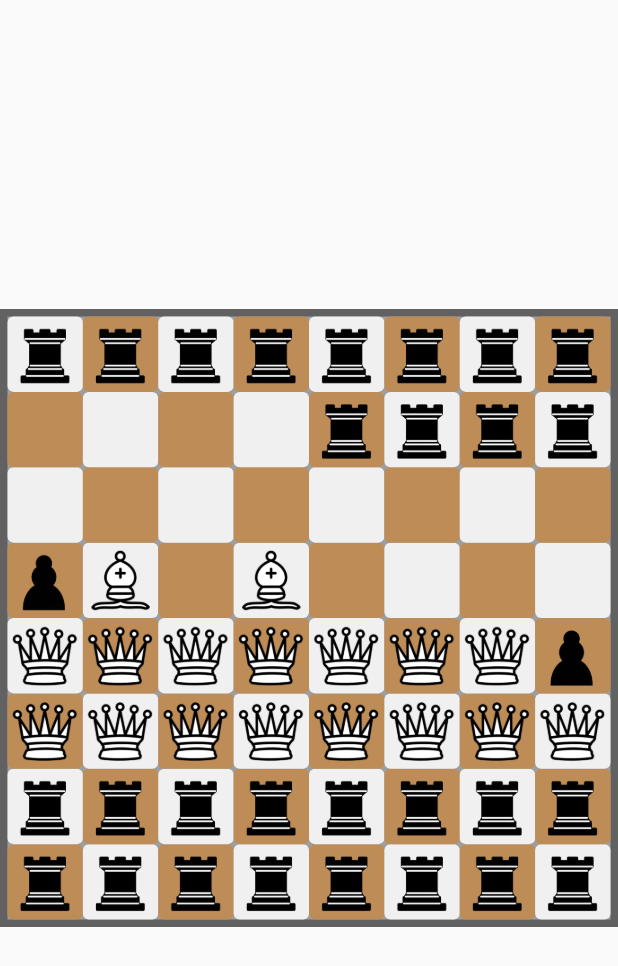
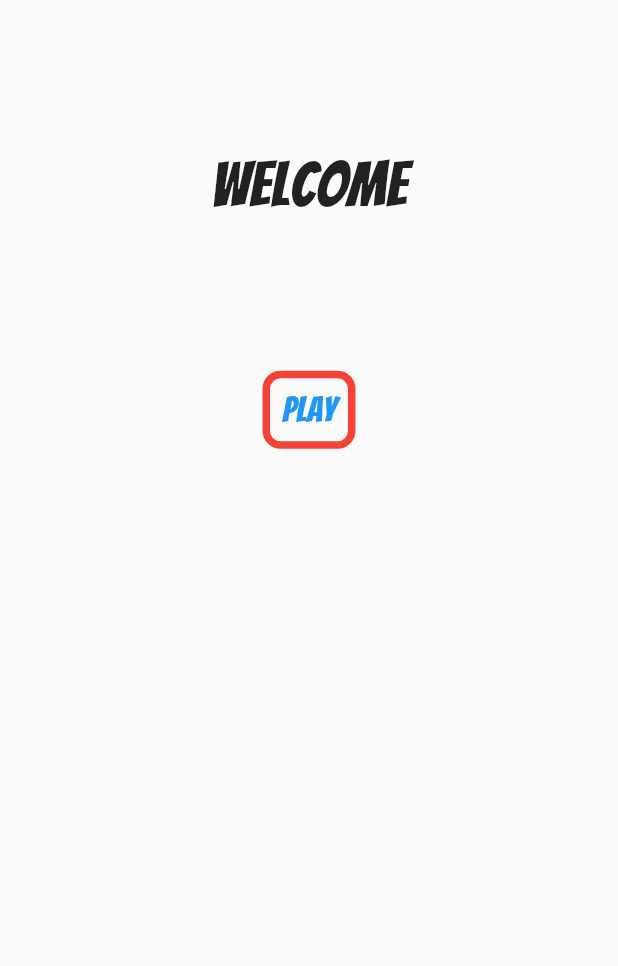
Before and after one commit to Hippopop/Flutter-chess-game, a Flutter app: the screen it shows after launch, on a phone screen of 412 x 824 dp. Shown: the top 966 px of the screen. Run offline on Flutter 3.47's test engine with Material 2 defaults, Android fonts, the phone set to English and light mode, and no system bars; our stand-ins replace bloc, equatable, flutter_bloc, go_router.

```diff
--- a/chess_game/lib/src/app.dart
+++ b/chess_game/lib/src/app.dart
@@ -15,7 +15,6 @@ class MyApp extends StatelessWidget {
       title: 'Flutter Chess',
       debugShowCheckedModeBanner: false,
       theme: LightTheme.lightTheme,
-      // home: const HomeScreen(),
     );
   }
 }
--- a/chess_game/lib/src/global/constants/identity.dart
+++ b/chess_game/lib/src/global/constants/identity.dart
@@ -1,4 +1,5 @@
 enum Identity {
+  pieceStruct,
   black,
   white,
 }
--- a/chess_game/lib/src/models/square_models.dart
+++ b/chess_game/lib/src/models/square_models.dart
@@ -1,4 +1,5 @@
 import 'package:chess_game/src/global/constants/constants.dart';
+import 'package:chess_game/src/models/piece_models.dart';
 import 'package:chess_game/src/models/piece_models.dart';
 
 class SquareCoordinate {
@@ -6,17 +7,17 @@ class SquareCoordinate {
   final int row;
 
   SquareCoordinate({required this.column, required this.row});
-  factory SquareCoordinate.fromPosition(String x, int y) {
+  factory SquareCoordinate.fromPosition({required SquarePosition position}) {
     return SquareCoordinate(
-      row: y,
-      column: charToNum[x] ?? -1,
+      row: position.row,
+      column: charToNum[position.column] ?? -1,
     );
   }
 
   SquarePosition getPostion() => SquarePosition.fromCoordinate(this);
 
-  Identity getIdentity() =>
-      (column + row).isOdd ? Identity.white : Identity.black;
+  Identity getSquareIdentity() =>
+      (column + row).isOdd ? Identity.black : Identity.white;
 
   @override
   bool operator ==(Object other) {
@@ -41,7 +42,7 @@ class SquarePosition {
 
   factory SquarePosition.fromCoordinate(SquareCoordinate coordinate) {
     return SquarePosition(
-        row: (coordinate.row + 1),
+        row: 8 - (coordinate.row),
         column: numToChar[coordinate.column] ?? "error");
   }
 
@@ -66,17 +67,16 @@ class Square {
   PieceStructure? _piece;
   SquareState _squareState = SquareState.none;
 
-  Square._(this._squareCoordinate,  this._piece);
+  Square._(this._squareCoordinate, this._piece);
 
   factory Square.fromWidget(
       {required int row, required int column, PieceStructure? piece}) {
-    return Square._(SquareCoordinate(column: column, row: row),
-        /* (piece == null) ? SquareState.empty : SquareState.regular, */ piece);
+    return Square._(SquareCoordinate(column: column, row: row), piece);
   }
 
   SquareState get getCurrentState => _squareState;
 
-  Identity getIdentity() => _squareCoordinate.getIdentity();
+  Identity getIdentity() => _squareCoordinate.getSquareIdentity();
 
   PieceStructure? get piece => _piece;
 
@@ -85,15 +85,15 @@ class Square {
   int boxNumber() =>
       _squareCoordinate.column +
       _squareCoordinate.row +
-      (_squareCoordinate.row * 7);
+      (_squareCoordinate.row * 7) +
+      1;
 
   setState(SquareState state) {
     _squareState = state;
   }
 
-  setPiece(PieceStructure? piece) {
-    _piece = piece;
-  }
+  setPiece(PieceStructure piece) => _piece = piece;
+  removePiece() => _piece = null;
 
   bool containsPiece() => _piece != null;
 }
--- a/chess_game/lib/src/services/systems/routes/router.dart
+++ b/chess_game/lib/src/services/systems/routes/router.dart
@@ -1,16 +1,25 @@
 import 'package:chess_game/src/views/entry_home.dart';
+import 'package:chess_game/src/views/game_screen.dart';
 import 'package:flutter/material.dart';
 import 'package:go_router/go_router.dart';
 
 GoRouter myRouter = GoRouter(
-    initialLocation: '/board',
+    initialLocation: '/',
   routes: [
+    GoRoute(
+      path: '/',
+      name: 'home',
+      pageBuilder: (context, state) => MaterialPage(
+        key: state.pageKey,
+        child: const HomeScreen(),
+      ),
+    ),
     GoRoute(
       path: '/board',
       name: 'boardScreen',
       pageBuilder: (context, state) => MaterialPage(
         key: state.pageKey,
-        child: const HomeScreen(),
+        child: const GameScreen(),
       ),
     )
   ],
--- a/chess_game/lib/src/views/entry_home.dart
+++ b/chess_game/lib/src/views/entry_home.dart
@@ -1,9 +1,8 @@
-import 'package:chess_game/src/views/widgets/board_frame.dart';
+import 'package:chess_game/src/views/home_screen.dart';
 import 'package:flutter/material.dart';
 
 class HomeScreen extends StatefulWidget {
   const HomeScreen({Key? key}) : super(key: key);
-
   @override
   State<HomeScreen> createState() => _HomeScreenState();
 }
@@ -13,7 +12,7 @@ class _HomeScreenState extends State<HomeScreen> {
   Widget build(BuildContext context) {
     return const Scaffold(
       body: Center(
-        child: BoardFrame(),
+        child: Home(),
       ),
     );
   }
--- /dev/null
+++ b/chess_game/lib/src/views/home_screen.dart
@@ -0,0 +1,60 @@
+import 'package:flutter/material.dart';
+import 'package:go_router/go_router.dart';
+
+class Home extends StatefulWidget {
+  const Home({super.key});
+
+  @override
+  State<Home> createState() => _HomeState();
+}
+
+class _HomeState extends State<Home> {
+  @override
+  Widget build(BuildContext context) {
+    return SafeArea(
+      child: Column(
+        children: [
+          const Expanded(
+            flex: 3,
+            child: Center(
+              child: Text(
+                "Welcome",
+                style: TextStyle(fontSize: 42),
+              ),
+            ),
+          ),
+          Expanded(
+            flex: 7,
+            child: Center(
+              child: Column(
+                children: [
+                  InkWell(
+                    onTap: () {
+                      context.go("/board");
+                    },
+                    borderRadius: BorderRadius.circular(12),
+                    splashColor: Colors.red.shade100,
+                    child: Container(
+                      padding: const EdgeInsets.all(8.0),
+                      decoration: BoxDecoration(
+                        borderRadius: BorderRadius.circular(12),
+                        border: Border.all(color: Colors.red, width: 5),
+                      ),
+                      child: const Text(
+                        "Play",
+                        style: TextStyle(
+                          color: Colors.blue,
+                          fontSize: 24,
+                        ),
+                      ),
+                    ),
+                  )
+                ],
+              ),
+            ),
+          ),
+        ],
+      ),
+    );
+  }
+}
--- a/chess_game/lib/src/views/widgets/board_frame.dart
+++ b/chess_game/lib/src/views/widgets/board_frame.dart
@@ -1,64 +1,14 @@
-import 'dart:math' as math;
+import 'package:chess_game/src/services/providers/game_provider/game_bloc.dart';
+import 'package:flutter/material.dart';
+import 'package:flutter_bloc/flutter_bloc.dart';
 
-import 'package:chess_game/src/global/constants/constants.dart';
-import 'package:chess_game/src/models/piece_models.dart';
-import 'package:flutter/material.dart';
-
-import '../../models/square_models.dart';
 import 'square_widget.dart';
 
-class BoardFrame extends StatefulWidget {
+class BoardFrame extends StatelessWidget {
   const BoardFrame({Key? key, this.xCount = 8, this.yCount = 8})
       : super(key: key);
   final int xCount;
   final int yCount;
-
-  @override
-  State<BoardFrame> createState() => _BoardFrameState();
-}
-
-class _BoardFrameState extends State<BoardFrame> {
-  List<Square> x = [];
-
-  createGrid() {
-    List.generate(
-      widget.yCount,
-      (column) => List.generate(
-        widget.xCount,
-        (row) {
-          Square create = Square.fromWidget(column: column, row: row);
-          if (create.boxNumber() == 31 || create.boxNumber() == 32) {
-            create.setPiece(Pawn(
-                 SquareCoordinate(column: column, row: row), Identity.black));
-            x.add(create);
-          } else if (create.boxNumber() == 33 || create.boxNumber() == 35) {
-            create.setPiece(Bishop(
-                SquareCoordinate(column: column, row: row), Identity.white));
-            x.add(create);
-          } else if (create.boxNumber() > 30 && create.boxNumber() < 52) {
-            x.add(create);
-          } else if (create.boxNumber() > 15 && create.boxNumber() < 48) {
-            create.setPiece(Queen(SquareCoordinate(column: column, row: row), Identity.white));
-            x.add(create);
-          } else {
-            create.setPiece(
-              Rook(
-               SquareCoordinate(column: column, row: row),
-               Identity.black,
-              ),
-            );
-            x.add(create);
-          }
-        },
-      ),
-    );
-  }
-
-  @override
-  void initState() {
-    super.initState();
-    createGrid();
-  }
 
   @override
   Widget build(BuildContext context) {
@@ -71,8 +21,6 @@ class _BoardFrameState extends State<BoardFrame> {
             maxWidth: _getBoardSize(
                 outerConstrains.maxHeight, outerConstrains.maxWidth),
           ),
-          child: Transform.rotate(
-            angle: -math.pi / 2,
           child: Container(
             decoration: BoxDecoration(
               color: Colors.grey,
@@ -81,24 +29,31 @@ class _BoardFrameState extends State<BoardFrame> {
                 width: 5,
               ),
             ),
-              child: LayoutBuilder(builder: (context, constrains) {
+            child: BlocBuilder<GameBloc, GameState>(
+              builder: (context, state) {
+                return LayoutBuilder(builder: (context, constrains) {
+                        print(state.squares[0].boxNumber());
+                        print(state.squares[0].piece?.identity);
+
                   return SizedBox.square(
-                  dimension:
-                      _getBoardSize(constrains.maxHeight, constrains.maxWidth),
+                    dimension: _getBoardSize(
+                        constrains.maxHeight, constrains.maxWidth),
                     child: GridView.builder(
-                    itemCount: x.length,
+                      itemCount: state.squares.length,
+                      scrollDirection: Axis.horizontal,
                       physics: const NeverScrollableScrollPhysics(),
                       gridDelegate: SliverGridDelegateWithFixedCrossAxisCount(
-                        crossAxisCount: widget.xCount),
-                    itemBuilder: (context, index) => Transform.rotate(
-                      angle: math.pi / 2,
-                      child: SquareWidget(
-                        myState: x[index],
-                      ),
-                    ),
+                          crossAxisCount: xCount),
+                      itemBuilder: (context, index) {
+                        // print(state.squares[index].boxNumber());
+                        // print(state.squares[index].piece?.getIdentity);
+                         return SquareWidget(
+                        myState: state.squares[index],
+                      );}
                     ),
                   );
-              }),
+                });
+              },
             ),
           ),
         );
--- a/chess_game/lib/src/views/widgets/piece_widget.dart
+++ b/chess_game/lib/src/views/widgets/piece_widget.dart
@@ -1,4 +1,5 @@
 import 'package:chess_game/src/models/models.dart';
+import 'package:chess_game/src/models/piece_models.dart';
 import 'package:chess_game/src/views/widgets/square_widget.dart';
 import 'package:flutter/material.dart';
 
@@ -18,7 +19,10 @@ class PieceWidget extends StatelessWidget {
   Widget build(BuildContext context) {
     return GestureDetector(
       onTap: () {
-        // print(piece.getPossibleMoves);
+        print(piece.identity.name);
+        print(piece.currentCoordinate);
+        print(piece.imagePath);
+
       },
       child: Draggable<PieceStructure>(
         data: piece,
--- a/chess_game/pubspec.yaml
+++ b/chess_game/pubspec.yaml
@@ -16,7 +16,7 @@ dependencies:
   flutter_svg: ^1.1.3
   # Flutter bloc State Management
   flutter_bloc: ^8.1.1
-  equatable: ^2.0.3
+  equatable: ^2.0.5
   # Navigator 2.0
   go_router: ^4.4.1
 
```
Also changed, not shown: chess_game/lib/src/global/constants/conversion_maps.dart (+55 -0 lines), chess_game/lib/src/models/piece_models.dart (+91 -5 lines), chess_game/lib/src/services/providers/game_provider/game_bloc.dart (added, +20 -0 lines), chess_game/lib/src/services/providers/game_provider/game_event.dart (added, +8 -0 lines), chess_game/lib/src/services/providers/game_provider/game_state.dart (added, +62 -0 lines), chess_game/lib/src/views/game_screen.dart (added, +25 -0 lines), chess_game/lib/src/views/widgets/square_widget.dart (+10 -7 lines), chess_game/pubspec.lock, 2 other files. Lines whose indentation alone changed are shown as unchanged.
